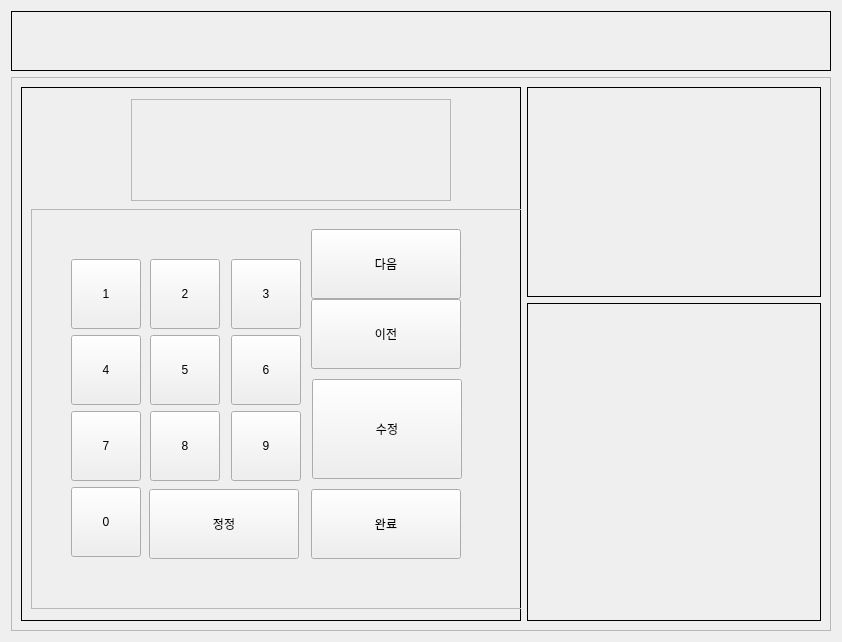
This is ui/changeCarNumber.ui in Mistive/PLCMonitoring as Qt 5 draws it before an edit. The edited form follows.
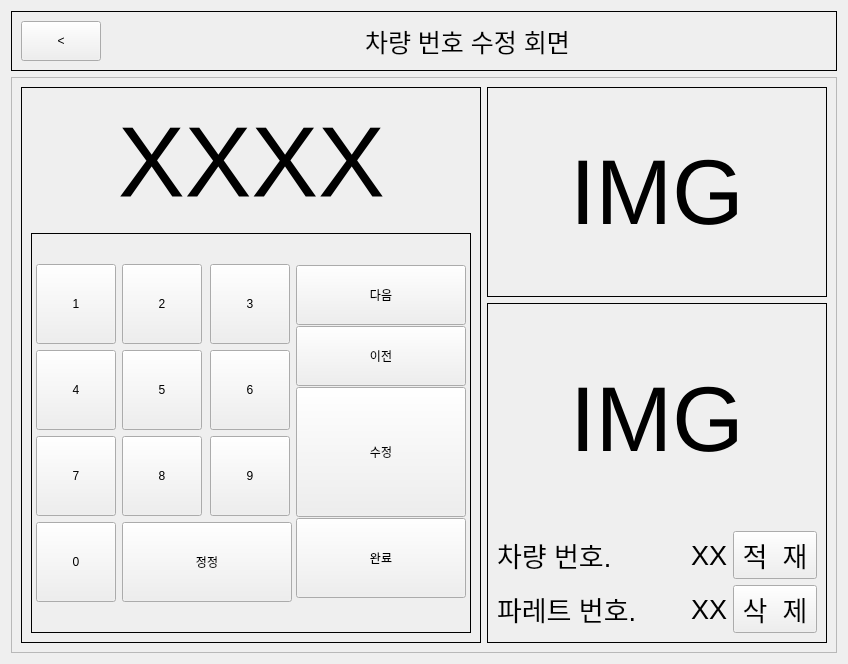
This is the edited form.

Patch:
```diff
--- a/ui/changeCarNumber.ui
+++ b/ui/changeCarNumber.ui
@@ -6,38 +6,112 @@
    <rect>
     <x>0</x>
     <y>0</y>
-    <width>842</width>
-    <height>642</height>
+    <width>844</width>
+    <height>660</height>
    </rect>
   </property>
   <property name="windowTitle">
    <string>Form</string>
   </property>
+  <property name="autoFillBackground">
+   <bool>true</bool>
+  </property>
   <layout class="QGridLayout" name="gridLayout">
    <item row="0" column="0">
     <widget class="QFrame" name="frame_2">
      <property name="minimumSize">
       <size>
+       <width>826</width>
+       <height>60</height>
+      </size>
+     </property>
+     <property name="maximumSize">
+      <size>
+       <width>826</width>
+       <height>60</height>
+      </size>
+     </property>
+     <property name="frameShape">
+      <enum>QFrame::Box</enum>
+     </property>
+     <property name="frameShadow">
+      <enum>QFrame::Plain</enum>
+     </property>
+     <layout class="QGridLayout" name="gridLayout_4">
+      <item row="0" column="1">
+       <spacer name="horizontalSpacer_3">
+        <property name="orientation">
+         <enum>Qt::Horizontal</enum>
+        </property>
+        <property name="sizeHint" stdset="0">
+         <size>
+          <width>242</width>
+          <height>20</height>
+         </size>
+        </property>
+       </spacer>
+      </item>
+      <item row="0" column="0">
+       <widget class="QPushButton" name="buttonReturn">
+        <property name="minimumSize">
+         <size>
        <width>0</width>
-       <height>60</height>
-      </size>
-     </property>
-     <property name="maximumSize">
+          <height>40</height>
+         </size>
+        </property>
+        <property name="text">
+         <string>&lt;</string>
+        </property>
+       </widget>
+      </item>
+      <item row="0" column="3">
+       <spacer name="horizontalSpacer_4">
+        <property name="orientation">
+         <enum>Qt::Horizontal</enum>
+        </property>
+        <property name="sizeHint" stdset="0">
       <size>
-       <width>16777215</width>
-       <height>60</height>
-      </size>
-     </property>
-     <property name="frameShape">
-      <enum>QFrame::Box</enum>
-     </property>
-     <property name="frameShadow">
-      <enum>QFrame::Plain</enum>
-     </property>
-    </widget>
-   </item>
-   <item row="1" column="0">
+          <width>241</width>
+          <height>20</height>
+         </size>
+        </property>
+       </spacer>
+      </item>
+      <item row="0" column="2">
+       <widget class="QLabel" name="label">
+        <property name="sizePolicy">
+         <sizepolicy hsizetype="Preferred" vsizetype="Preferred">
+          <horstretch>0</horstretch>
+          <verstretch>0</verstretch>
+         </sizepolicy>
+        </property>
+        <property name="font">
+         <font>
+          <pointsize>19</pointsize>
+         </font>
+        </property>
+        <property name="text">
+         <string>차량 번호 수정 회면</string>
+        </property>
+       </widget>
+      </item>
+     </layout>
+    </widget>
+   </item>
+   <item row="1" column="0" alignment="Qt::AlignHCenter">
     <widget class="QFrame" name="frame">
+     <property name="minimumSize">
+      <size>
+       <width>826</width>
+       <height>576</height>
+      </size>
+     </property>
+     <property name="maximumSize">
+      <size>
+       <width>826</width>
+       <height>576</height>
+      </size>
+     </property>
      <property name="frameShape">
       <enum>QFrame::StyledPanel</enum>
      </property>
@@ -45,46 +119,23 @@
       <enum>QFrame::Raised</enum>
      </property>
      <layout class="QGridLayout" name="gridLayout_2">
-      <item row="1" column="1">
-       <widget class="QFrame" name="frame_5">
-        <property name="frameShape">
-         <enum>QFrame::Box</enum>
-        </property>
-        <property name="frameShadow">
-         <enum>QFrame::Plain</enum>
-        </property>
-       </widget>
-      </item>
-      <item row="0" column="1">
-       <widget class="QFrame" name="frame_4">
-        <property name="maximumSize">
-         <size>
-          <width>16777215</width>
-          <height>210</height>
-         </size>
-        </property>
-        <property name="frameShape">
-         <enum>QFrame::Box</enum>
-        </property>
-        <property name="frameShadow">
-         <enum>QFrame::Plain</enum>
-        </property>
-       </widget>
-      </item>
       <item row="0" column="0" rowspan="2">
        <widget class="QFrame" name="frame_3">
         <property name="minimumSize">
          <size>
-          <width>100</width>
-          <height>0</height>
+          <width>460</width>
+          <height>540</height>
          </size>
         </property>
         <property name="maximumSize">
          <size>
-          <width>500</width>
-          <height>16777215</height>
+          <width>460</width>
+          <height>560</height>
          </size>
         </property>
+        <property name="layoutDirection">
+         <enum>Qt::LeftToRight</enum>
+        </property>
         <property name="frameShape">
          <enum>QFrame::Box</enum>
         </property>
@@ -92,83 +143,52 @@
          <enum>QFrame::Plain</enum>
         </property>
         <layout class="QGridLayout" name="gridLayout_3">
-         <item row="0" column="0">
-          <spacer name="horizontalSpacer">
-           <property name="orientation">
-            <enum>Qt::Horizontal</enum>
-           </property>
-           <property name="sizeHint" stdset="0">
-            <size>
-             <width>91</width>
-             <height>20</height>
-            </size>
-           </property>
-          </spacer>
-         </item>
-         <item row="0" column="2">
-          <spacer name="horizontalSpacer_2">
-           <property name="orientation">
-            <enum>Qt::Horizontal</enum>
-           </property>
-           <property name="sizeHint" stdset="0">
-            <size>
-             <width>91</width>
-             <height>20</height>
-            </size>
-           </property>
-          </spacer>
-         </item>
-         <item row="0" column="1">
-          <widget class="QFrame" name="frame_6">
-           <property name="minimumSize">
-            <size>
-             <width>320</width>
-             <height>102</height>
-            </size>
-           </property>
-           <property name="maximumSize">
-            <size>
-             <width>320</width>
-             <height>102</height>
-            </size>
-           </property>
-           <property name="frameShape">
-            <enum>QFrame::StyledPanel</enum>
-           </property>
-           <property name="frameShadow">
-            <enum>QFrame::Raised</enum>
-           </property>
-          </widget>
-         </item>
-         <item row="1" column="0" colspan="3">
+         <item row="2" column="0" colspan="3">
           <widget class="QFrame" name="frame_7">
            <property name="minimumSize">
             <size>
-             <width>520</width>
+             <width>350</width>
              <height>400</height>
             </size>
            </property>
            <property name="maximumSize">
             <size>
-             <width>520</width>
-             <height>400</height>
+             <width>10000</width>
+             <height>10000</height>
             </size>
            </property>
            <property name="frameShape">
-            <enum>QFrame::StyledPanel</enum>
+            <enum>QFrame::Box</enum>
            </property>
            <property name="frameShadow">
-            <enum>QFrame::Raised</enum>
+            <enum>QFrame::Plain</enum>
            </property>
-           <widget class="QPushButton" name="button7">
-            <property name="geometry">
-             <rect>
-              <x>40</x>
-              <y>202</y>
-              <width>70</width>
-              <height>70</height>
-             </rect>
+           <layout class="QGridLayout" name="gridLayout_7">
+            <property name="sizeConstraint">
+             <enum>QLayout::SetDefaultConstraint</enum>
             </property>
+            <property name="leftMargin">
+             <number>0</number>
+            </property>
+            <property name="topMargin">
+             <number>0</number>
+            </property>
+            <property name="rightMargin">
+             <number>0</number>
+            </property>
+            <property name="bottomMargin">
+             <number>0</number>
+            </property>
+            <property name="spacing">
+             <number>0</number>
+            </property>
+            <item row="0" column="0">
+             <layout class="QGridLayout" name="gridLayout_5">
+              <property name="spacing">
+               <number>6</number>
+              </property>
+              <item row="0" column="0">
+               <widget class="QPushButton" name="button1">
             <property name="sizePolicy">
              <sizepolicy hsizetype="Fixed" vsizetype="Fixed">
               <horstretch>0</horstretch>
@@ -177,29 +197,48 @@
             </property>
             <property name="minimumSize">
              <size>
-              <width>70</width>
-              <height>70</height>
+                  <width>80</width>
+                  <height>80</height>
              </size>
             </property>
             <property name="maximumSize">
              <size>
-              <width>70</width>
-              <height>70</height>
+                  <width>80</width>
+                  <height>80</height>
              </size>
             </property>
             <property name="text">
-             <string>7</string>
-            </property>
-           </widget>
+                 <string>1</string>
+                </property>
+               </widget>
+              </item>
+              <item row="0" column="1">
+               <widget class="QPushButton" name="button2">
+                <property name="sizePolicy">
+                 <sizepolicy hsizetype="Fixed" vsizetype="Fixed">
+                  <horstretch>0</horstretch>
+                  <verstretch>0</verstretch>
+                 </sizepolicy>
+                </property>
+                <property name="minimumSize">
+                 <size>
+                  <width>80</width>
+                  <height>80</height>
+                 </size>
+                </property>
+                <property name="maximumSize">
+                 <size>
+                  <width>80</width>
+                  <height>80</height>
+                 </size>
+                </property>
+                <property name="text">
+                 <string>2</string>
+                </property>
+               </widget>
+              </item>
+              <item row="0" column="2">
            <widget class="QPushButton" name="button3">
-            <property name="geometry">
-             <rect>
-              <x>200</x>
-              <y>50</y>
-              <width>70</width>
-              <height>70</height>
-             </rect>
-            </property>
             <property name="sizePolicy">
              <sizepolicy hsizetype="Fixed" vsizetype="Fixed">
               <horstretch>0</horstretch>
@@ -208,29 +247,48 @@
             </property>
             <property name="minimumSize">
              <size>
-              <width>70</width>
-              <height>70</height>
+                  <width>80</width>
+                  <height>80</height>
              </size>
             </property>
             <property name="maximumSize">
              <size>
-              <width>70</width>
-              <height>70</height>
+                  <width>80</width>
+                  <height>80</height>
              </size>
             </property>
             <property name="text">
              <string>3</string>
             </property>
            </widget>
+              </item>
+              <item row="1" column="0">
+               <widget class="QPushButton" name="button4">
+                <property name="sizePolicy">
+                 <sizepolicy hsizetype="Fixed" vsizetype="Fixed">
+                  <horstretch>0</horstretch>
+                  <verstretch>0</verstretch>
+                 </sizepolicy>
+                </property>
+                <property name="minimumSize">
+                 <size>
+                  <width>80</width>
+                  <height>80</height>
+                 </size>
+                </property>
+                <property name="maximumSize">
+                 <size>
+                  <width>80</width>
+                  <height>80</height>
+                 </size>
+                </property>
+                <property name="text">
+                 <string>4</string>
+                </property>
+               </widget>
+              </item>
+              <item row="1" column="1">
            <widget class="QPushButton" name="button5">
-            <property name="geometry">
-             <rect>
-              <x>119</x>
-              <y>126</y>
-              <width>70</width>
-              <height>70</height>
-             </rect>
-            </property>
             <property name="sizePolicy">
              <sizepolicy hsizetype="Fixed" vsizetype="Fixed">
               <horstretch>0</horstretch>
@@ -239,29 +297,23 @@
             </property>
             <property name="minimumSize">
              <size>
-              <width>70</width>
-              <height>70</height>
+                  <width>80</width>
+                  <height>80</height>
              </size>
             </property>
             <property name="maximumSize">
              <size>
-              <width>70</width>
-              <height>70</height>
+                  <width>80</width>
+                  <height>80</height>
              </size>
             </property>
             <property name="text">
              <string>5</string>
             </property>
            </widget>
+              </item>
+              <item row="1" column="2">
            <widget class="QPushButton" name="button6">
-            <property name="geometry">
-             <rect>
-              <x>200</x>
-              <y>126</y>
-              <width>70</width>
-              <height>70</height>
-             </rect>
-            </property>
             <property name="sizePolicy">
              <sizepolicy hsizetype="Fixed" vsizetype="Fixed">
               <horstretch>0</horstretch>
@@ -270,29 +322,23 @@
             </property>
             <property name="minimumSize">
              <size>
-              <width>70</width>
-              <height>70</height>
+                  <width>80</width>
+                  <height>80</height>
              </size>
             </property>
             <property name="maximumSize">
              <size>
-              <width>70</width>
-              <height>70</height>
+                  <width>80</width>
+                  <height>80</height>
              </size>
             </property>
             <property name="text">
              <string>6</string>
             </property>
            </widget>
-           <widget class="QPushButton" name="button0">
-            <property name="geometry">
-             <rect>
-              <x>40</x>
-              <y>278</y>
-              <width>70</width>
-              <height>70</height>
-             </rect>
-            </property>
+              </item>
+              <item row="2" column="0">
+               <widget class="QPushButton" name="button7">
             <property name="sizePolicy">
              <sizepolicy hsizetype="Fixed" vsizetype="Fixed">
               <horstretch>0</horstretch>
@@ -301,122 +347,23 @@
             </property>
             <property name="minimumSize">
              <size>
-              <width>70</width>
-              <height>70</height>
+                  <width>80</width>
+                  <height>80</height>
              </size>
             </property>
             <property name="maximumSize">
              <size>
-              <width>70</width>
-              <height>70</height>
+                  <width>80</width>
+                  <height>80</height>
              </size>
             </property>
             <property name="text">
-             <string>0</string>
-            </property>
-           </widget>
-           <widget class="QPushButton" name="button9">
-            <property name="geometry">
-             <rect>
-              <x>200</x>
-              <y>202</y>
-              <width>70</width>
-              <height>70</height>
-             </rect>
-            </property>
-            <property name="sizePolicy">
-             <sizepolicy hsizetype="Fixed" vsizetype="Fixed">
-              <horstretch>0</horstretch>
-              <verstretch>0</verstretch>
-             </sizepolicy>
-            </property>
-            <property name="minimumSize">
-             <size>
-              <width>70</width>
-              <height>70</height>
-             </size>
-            </property>
-            <property name="maximumSize">
-             <size>
-              <width>70</width>
-              <height>70</height>
-             </size>
-            </property>
-            <property name="text">
-             <string>9</string>
-            </property>
-           </widget>
-           <widget class="QPushButton" name="button1">
-            <property name="geometry">
-             <rect>
-              <x>40</x>
-              <y>50</y>
-              <width>70</width>
-              <height>70</height>
-             </rect>
-            </property>
-            <property name="sizePolicy">
-             <sizepolicy hsizetype="Fixed" vsizetype="Fixed">
-              <horstretch>0</horstretch>
-              <verstretch>0</verstretch>
-             </sizepolicy>
-            </property>
-            <property name="minimumSize">
-             <size>
-              <width>70</width>
-              <height>70</height>
-             </size>
-            </property>
-            <property name="maximumSize">
-             <size>
-              <width>70</width>
-              <height>70</height>
-             </size>
-            </property>
-            <property name="text">
-             <string>1</string>
-            </property>
-           </widget>
-           <widget class="QPushButton" name="button4">
-            <property name="geometry">
-             <rect>
-              <x>40</x>
-              <y>126</y>
-              <width>70</width>
-              <height>70</height>
-             </rect>
-            </property>
-            <property name="sizePolicy">
-             <sizepolicy hsizetype="Fixed" vsizetype="Fixed">
-              <horstretch>0</horstretch>
-              <verstretch>0</verstretch>
-             </sizepolicy>
-            </property>
-            <property name="minimumSize">
-             <size>
-              <width>70</width>
-              <height>70</height>
-             </size>
-            </property>
-            <property name="maximumSize">
-             <size>
-              <width>70</width>
-              <height>70</height>
-             </size>
-            </property>
-            <property name="text">
-             <string>4</string>
-            </property>
-           </widget>
+                 <string>7</string>
+                </property>
+               </widget>
+              </item>
+              <item row="2" column="1">
            <widget class="QPushButton" name="button8">
-            <property name="geometry">
-             <rect>
-              <x>119</x>
-              <y>202</y>
-              <width>70</width>
-              <height>70</height>
-             </rect>
-            </property>
             <property name="sizePolicy">
              <sizepolicy hsizetype="Fixed" vsizetype="Fixed">
               <horstretch>0</horstretch>
@@ -425,29 +372,48 @@
             </property>
             <property name="minimumSize">
              <size>
-              <width>70</width>
-              <height>70</height>
+                  <width>80</width>
+                  <height>80</height>
              </size>
             </property>
             <property name="maximumSize">
              <size>
-              <width>70</width>
-              <height>70</height>
+                  <width>80</width>
+                  <height>80</height>
              </size>
             </property>
             <property name="text">
              <string>8</string>
             </property>
            </widget>
-           <widget class="QPushButton" name="button2">
-            <property name="geometry">
-             <rect>
-              <x>119</x>
-              <y>50</y>
-              <width>70</width>
-              <height>70</height>
-             </rect>
-            </property>
+              </item>
+              <item row="2" column="2">
+               <widget class="QPushButton" name="button9">
+                <property name="sizePolicy">
+                 <sizepolicy hsizetype="Fixed" vsizetype="Fixed">
+                  <horstretch>0</horstretch>
+                  <verstretch>0</verstretch>
+                 </sizepolicy>
+                </property>
+                <property name="minimumSize">
+                 <size>
+                  <width>80</width>
+                  <height>80</height>
+                 </size>
+                </property>
+                <property name="maximumSize">
+                 <size>
+                  <width>80</width>
+                  <height>80</height>
+                 </size>
+                </property>
+                <property name="text">
+                 <string>9</string>
+                </property>
+               </widget>
+              </item>
+              <item row="3" column="0">
+               <widget class="QPushButton" name="button0">
             <property name="sizePolicy">
              <sizepolicy hsizetype="Fixed" vsizetype="Fixed">
               <horstretch>0</horstretch>
@@ -456,145 +422,320 @@
             </property>
             <property name="minimumSize">
              <size>
-              <width>70</width>
-              <height>70</height>
+                  <width>80</width>
+                  <height>80</height>
              </size>
             </property>
             <property name="maximumSize">
              <size>
-              <width>70</width>
-              <height>70</height>
+                  <width>80</width>
+                  <height>80</height>
              </size>
             </property>
             <property name="text">
-             <string>2</string>
-            </property>
-           </widget>
+                 <string>0</string>
+                </property>
+               </widget>
+              </item>
+              <item row="3" column="1" colspan="2">
            <widget class="QPushButton" name="buttonClear">
-            <property name="geometry">
-             <rect>
-              <x>118</x>
-              <y>280</y>
-              <width>150</width>
-              <height>70</height>
-             </rect>
-            </property>
             <property name="minimumSize">
              <size>
-              <width>150</width>
-              <height>70</height>
+                  <width>170</width>
+                  <height>80</height>
              </size>
             </property>
             <property name="maximumSize">
              <size>
-              <width>130</width>
-              <height>70</height>
+                  <width>170</width>
+                  <height>80</height>
              </size>
             </property>
             <property name="text">
              <string>정정</string>
             </property>
            </widget>
-           <widget class="QPushButton" name="buttonSet">
-            <property name="geometry">
-             <rect>
-              <x>280</x>
-              <y>280</y>
-              <width>150</width>
-              <height>70</height>
-             </rect>
-            </property>
-            <property name="minimumSize">
-             <size>
-              <width>150</width>
-              <height>70</height>
-             </size>
-            </property>
-            <property name="maximumSize">
-             <size>
-              <width>130</width>
-              <height>70</height>
-             </size>
-            </property>
-            <property name="text">
-             <string>완료</string>
-            </property>
-           </widget>
-           <widget class="QPushButton" name="buttonModify">
-            <property name="geometry">
-             <rect>
-              <x>281</x>
-              <y>170</y>
-              <width>150</width>
-              <height>100</height>
-             </rect>
-            </property>
-            <property name="minimumSize">
-             <size>
-              <width>150</width>
-              <height>100</height>
-             </size>
-            </property>
-            <property name="maximumSize">
-             <size>
-              <width>130</width>
-              <height>100</height>
-             </size>
-            </property>
-            <property name="text">
-             <string>수정</string>
-            </property>
-           </widget>
-           <widget class="QPushButton" name="buttonBefore">
-            <property name="geometry">
-             <rect>
-              <x>280</x>
-              <y>90</y>
-              <width>150</width>
-              <height>70</height>
-             </rect>
-            </property>
-            <property name="minimumSize">
-             <size>
-              <width>150</width>
-              <height>70</height>
-             </size>
-            </property>
-            <property name="maximumSize">
-             <size>
-              <width>130</width>
-              <height>70</height>
-             </size>
-            </property>
-            <property name="text">
-             <string>이전</string>
-            </property>
-           </widget>
+              </item>
+             </layout>
+            </item>
+            <item row="0" column="1">
+             <layout class="QGridLayout" name="gridLayout_6">
+              <property name="spacing">
+               <number>0</number>
+              </property>
+              <item row="0" column="0">
            <widget class="QPushButton" name="buttonNext">
-            <property name="geometry">
-             <rect>
-              <x>280</x>
-              <y>20</y>
-              <width>150</width>
-              <height>70</height>
-             </rect>
-            </property>
             <property name="minimumSize">
              <size>
-              <width>150</width>
-              <height>70</height>
+                  <width>170</width>
+                  <height>60</height>
              </size>
             </property>
             <property name="maximumSize">
              <size>
-              <width>130</width>
-              <height>70</height>
+                  <width>170</width>
+                  <height>60</height>
              </size>
             </property>
             <property name="text">
              <string>다음</string>
             </property>
            </widget>
+              </item>
+              <item row="1" column="0">
+               <widget class="QPushButton" name="buttonBefore">
+                <property name="minimumSize">
+                 <size>
+                  <width>170</width>
+                  <height>60</height>
+                 </size>
+                </property>
+                <property name="maximumSize">
+                 <size>
+                  <width>170</width>
+                  <height>60</height>
+                 </size>
+                </property>
+                <property name="text">
+                 <string>이전</string>
+                </property>
+               </widget>
+              </item>
+              <item row="2" column="0">
+               <widget class="QPushButton" name="buttonModify">
+                <property name="minimumSize">
+                 <size>
+                  <width>170</width>
+                  <height>130</height>
+                 </size>
+                </property>
+                <property name="maximumSize">
+                 <size>
+                  <width>170</width>
+                  <height>130</height>
+                 </size>
+                </property>
+                <property name="text">
+                 <string>수정</string>
+                </property>
+               </widget>
+              </item>
+              <item row="3" column="0">
+               <widget class="QPushButton" name="buttonSet">
+                <property name="minimumSize">
+                 <size>
+                  <width>170</width>
+                  <height>80</height>
+                 </size>
+                </property>
+                <property name="maximumSize">
+                 <size>
+                  <width>170</width>
+                  <height>80</height>
+                 </size>
+                </property>
+                <property name="text">
+                 <string>완료</string>
+                </property>
+               </widget>
+              </item>
+             </layout>
+            </item>
+           </layout>
+          </widget>
+         </item>
+         <item row="1" column="0">
+          <spacer name="horizontalSpacer">
+           <property name="orientation">
+            <enum>Qt::Horizontal</enum>
+           </property>
+           <property name="sizeHint" stdset="0">
+            <size>
+             <width>40</width>
+             <height>20</height>
+            </size>
+           </property>
+          </spacer>
+         </item>
+         <item row="1" column="2">
+          <spacer name="horizontalSpacer_2">
+           <property name="orientation">
+            <enum>Qt::Horizontal</enum>
+           </property>
+           <property name="sizeHint" stdset="0">
+            <size>
+             <width>40</width>
+             <height>20</height>
+            </size>
+           </property>
+          </spacer>
+         </item>
+         <item row="1" column="1">
+          <widget class="QLabel" name="labelCarNumber">
+           <property name="font">
+            <font>
+             <pointsize>75</pointsize>
+            </font>
+           </property>
+           <property name="text">
+            <string>XXXX</string>
+           </property>
+          </widget>
+         </item>
+        </layout>
+       </widget>
+      </item>
+      <item row="1" column="1">
+       <widget class="QFrame" name="frame_5">
+        <property name="minimumSize">
+         <size>
+          <width>340</width>
+          <height>340</height>
+         </size>
+        </property>
+        <property name="maximumSize">
+         <size>
+          <width>340</width>
+          <height>340</height>
+         </size>
+        </property>
+        <property name="frameShape">
+         <enum>QFrame::Box</enum>
+        </property>
+        <property name="frameShadow">
+         <enum>QFrame::Plain</enum>
+        </property>
+        <layout class="QGridLayout" name="gridLayout_8">
+         <item row="1" column="0">
+          <widget class="QLabel" name="label_3">
+           <property name="font">
+            <font>
+             <pointsize>20</pointsize>
+            </font>
+           </property>
+           <property name="text">
+            <string>차량 번호.</string>
+           </property>
+          </widget>
+         </item>
+         <item row="1" column="2">
+          <widget class="QPushButton" name="pushButton">
+           <property name="font">
+            <font>
+             <pointsize>20</pointsize>
+            </font>
+           </property>
+           <property name="text">
+            <string>적  재</string>
+           </property>
+          </widget>
+         </item>
+         <item row="2" column="0">
+          <widget class="QLabel" name="label_5">
+           <property name="font">
+            <font>
+             <pointsize>20</pointsize>
+            </font>
+           </property>
+           <property name="text">
+            <string>파레트 번호.</string>
+           </property>
+          </widget>
+         </item>
+         <item row="1" column="1" alignment="Qt::AlignRight">
+          <widget class="QLabel" name="label_4">
+           <property name="font">
+            <font>
+             <pointsize>20</pointsize>
+            </font>
+           </property>
+           <property name="text">
+            <string>XX</string>
+           </property>
+          </widget>
+         </item>
+         <item row="2" column="1" alignment="Qt::AlignRight">
+          <widget class="QLabel" name="label_6">
+           <property name="font">
+            <font>
+             <pointsize>20</pointsize>
+            </font>
+           </property>
+           <property name="text">
+            <string>XX</string>
+           </property>
+          </widget>
+         </item>
+         <item row="2" column="2">
+          <widget class="QPushButton" name="pushButton_2">
+           <property name="font">
+            <font>
+             <pointsize>20</pointsize>
+            </font>
+           </property>
+           <property name="text">
+            <string>삭  제</string>
+           </property>
+          </widget>
+         </item>
+         <item row="0" column="0" colspan="3" alignment="Qt::AlignHCenter">
+          <widget class="QLabel" name="label_7">
+           <property name="maximumSize">
+            <size>
+             <width>16777215</width>
+             <height>16777215</height>
+            </size>
+           </property>
+           <property name="font">
+            <font>
+             <pointsize>69</pointsize>
+            </font>
+           </property>
+           <property name="text">
+            <string>IMG</string>
+           </property>
+          </widget>
+         </item>
+        </layout>
+       </widget>
+      </item>
+      <item row="0" column="1" alignment="Qt::AlignHCenter|Qt::AlignVCenter">
+       <widget class="QFrame" name="frame_4">
+        <property name="minimumSize">
+         <size>
+          <width>340</width>
+          <height>210</height>
+         </size>
+        </property>
+        <property name="maximumSize">
+         <size>
+          <width>16777215</width>
+          <height>210</height>
+         </size>
+        </property>
+        <property name="frameShape">
+         <enum>QFrame::Box</enum>
+        </property>
+        <property name="frameShadow">
+         <enum>QFrame::Plain</enum>
+        </property>
+        <layout class="QGridLayout" name="gridLayout_9">
+         <item row="0" column="0" alignment="Qt::AlignHCenter|Qt::AlignVCenter">
+          <widget class="QLabel" name="label_8">
+           <property name="maximumSize">
+            <size>
+             <width>16777215</width>
+             <height>16777215</height>
+            </size>
+           </property>
+           <property name="font">
+            <font>
+             <pointsize>69</pointsize>
+            </font>
+           </property>
+           <property name="text">
+            <string>IMG</string>
+           </property>
           </widget>
          </item>
         </layout>
```
Left out of the diff: 4 changed lines with no effect on the pictures. Lines whose indentation alone changed are shown as unchanged.
